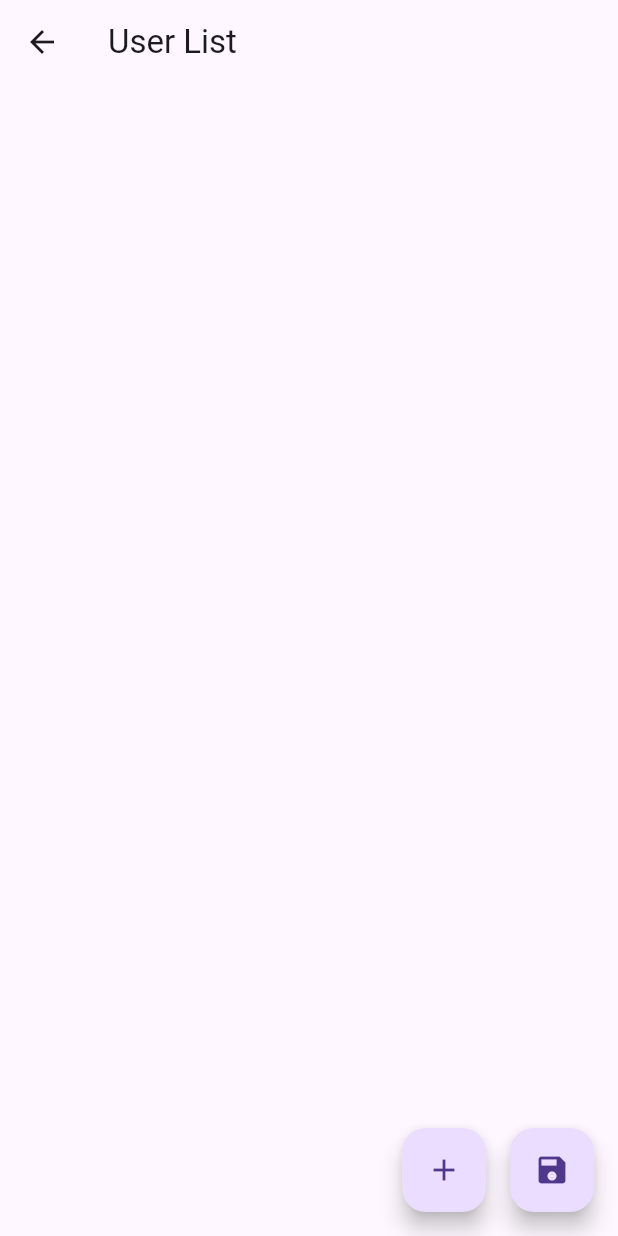
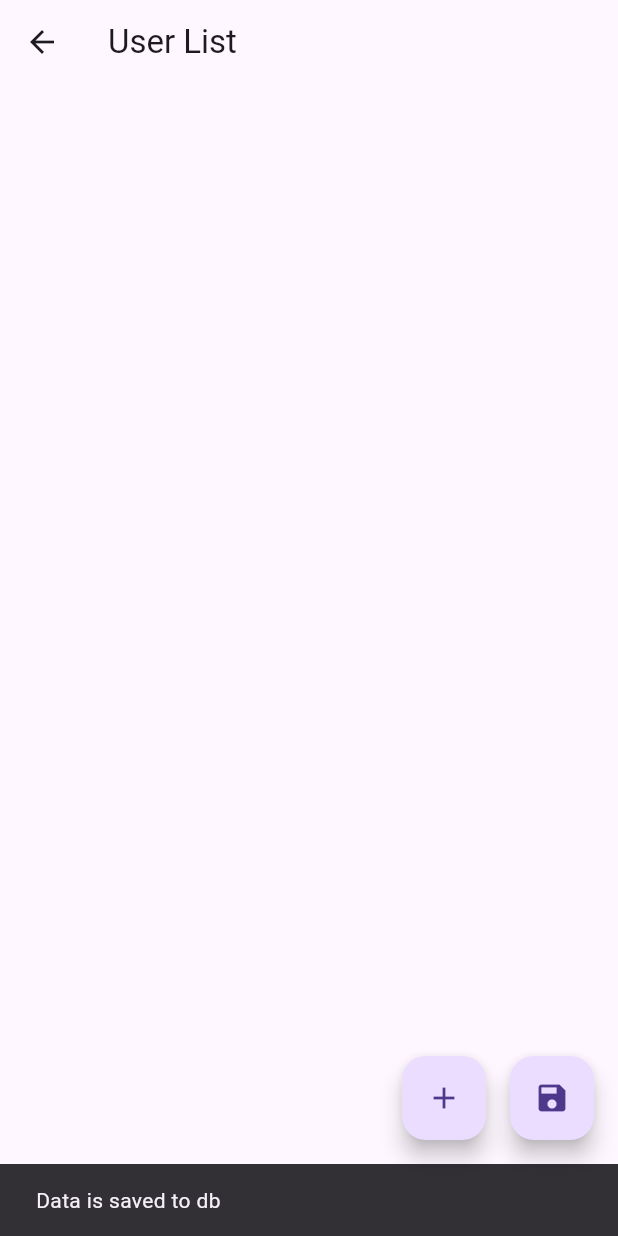
Before and after one commit to NigoraQodirova/HW4, a Flutter app: the UserListScreen screen opened by its route, after a tap on the "save" icon, on a phone screen of 412 x 824 dp. Run offline on Flutter 3.47's test engine with Material 3 defaults, Android fonts, the phone set to English and light mode, and no system bars; our stand-ins replace shared_preferences, sqflite; accounts and stored records are empty; network calls fail.

```diff
--- a/lib/main.dart
+++ b/lib/main.dart
@@ -1,4 +1,5 @@
 import 'package:flutter/material.dart';
+import 'package:hw4/user_list_screen2.dart';
 import 'package:shared_preferences/shared_preferences.dart';
 import 'welcome_screen.dart';
 import 'home_screen.dart';
@@ -26,7 +27,7 @@ class MyApp extends StatelessWidget {
       initialRoute: '/',
       routes: {
         '/user_list1': (context) => const UserListScreen(),
-        // '/user_list2': (context) => const Screen2(),
+        '/user_list2': (context) => const DatabaseListScreen(),
       },
     );
   }
--- a/lib/user_list_screen1.dart
+++ b/lib/user_list_screen1.dart
@@ -65,6 +65,12 @@ class _UserListScreenState extends State<UserListScreen> {
           FloatingActionButton(
             onPressed: () async {
               await dbHelper.insertUsers(userList);
+              userList.clear();
+              ScaffoldMessenger.of(context).showSnackBar(
+                const SnackBar(
+                  content: Text('Data is saved to db'),
+                ),
+              );
             },
             tooltip: 'Store Data',
             child: const Icon(Icons.save),
```
